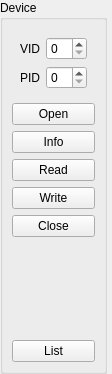
Above: Qt/mega_git_tests/Test_libUSB/src/test_libusb_mainbox/src/ui/test_libusb_mainbox.ui from RinatB2017/mega_GIT before the change. Below: the same form after it.
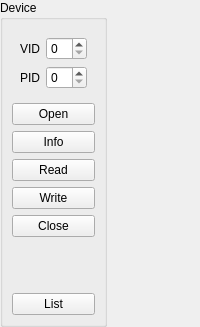
That is the form after the change. Icons and pictures are not drawn. Custom widgets are drawn as their Qt base class.

Patch:
```diff
--- a/Qt/mega_git_tests/Test_libUSB/src/test_libusb_mainbox/src/ui/test_libusb_mainbox.ui
+++ b/Qt/mega_git_tests/Test_libUSB/src/test_libusb_mainbox/src/ui/test_libusb_mainbox.ui
@@ -2,14 +2,6 @@
 <ui version="4.0">
  <class>MainBox</class>
  <widget class="QWidget" name="MainBox">
-  <property name="geometry">
-   <rect>
-    <x>0</x>
-    <y>0</y>
-    <width>112</width>
-    <height>374</height>
-   </rect>
-  </property>
   <property name="sizePolicy">
    <sizepolicy hsizetype="Fixed" vsizetype="Preferred">
     <horstretch>0</horstretch>
```
